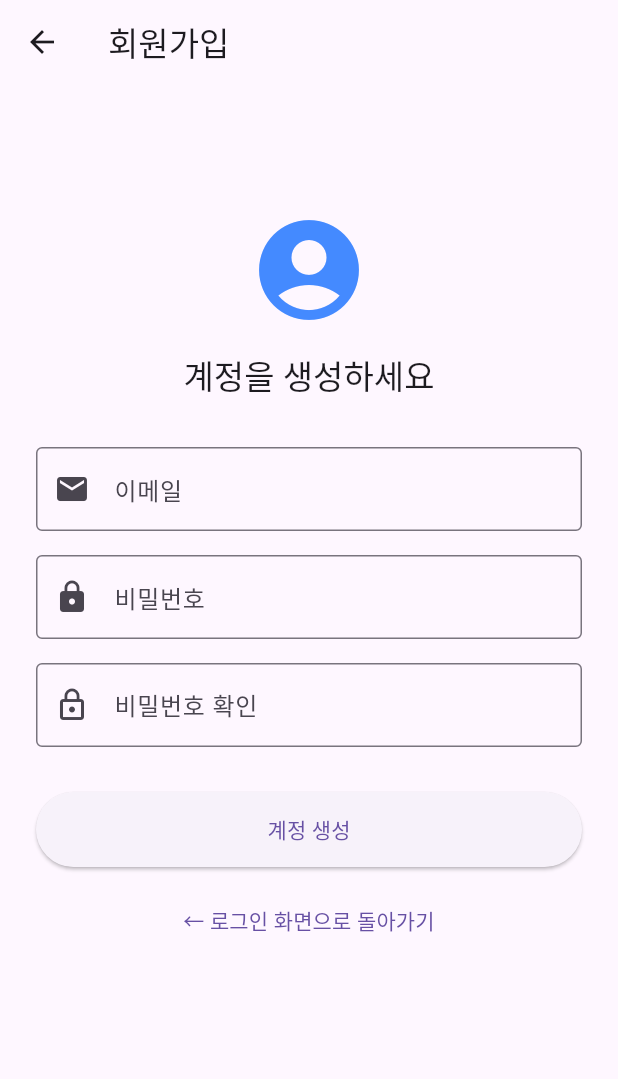
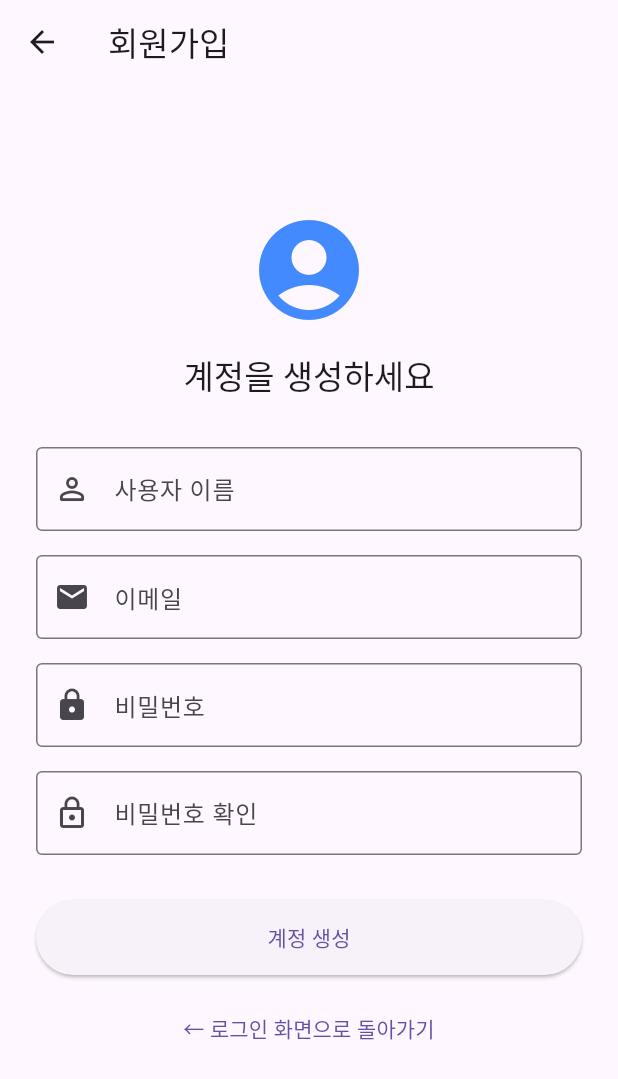
Before and after one commit to korendia/save_wallet, a Flutter app: the SignUpPage screen opened by its route, on a phone screen of 412 x 824 dp. Shown: the top 1079 px of the screen. Run offline on Flutter 3.47's test engine with Material 3 defaults, Android fonts, the phone set to English and light mode, and no system bars; our stand-ins replace cloud_firestore, firebase_auth, firebase_core, fl_chart, google_fonts, image_picker and 1 more; missing offline and left inert: google_mlkit_text_recognition; accounts and stored records are empty.

Commit message:
Update SignUpPage.dart
사용자 이름 넣는 칸 추가

```diff
--- a/lib/screens/SignUpPage.dart
+++ b/lib/screens/SignUpPage.dart
@@ -1,5 +1,7 @@
 import 'package:flutter/material.dart';
 import 'package:save_wallet/services/login_service.dart';
+
+
 
 class SignUpPage extends StatefulWidget {
   const SignUpPage({Key? key}) : super(key: key);
@@ -12,6 +14,7 @@ class SignUpPage extends StatefulWidget {
 }
 
 class _SignUpPageState extends State<SignUpPage> {
+  final TextEditingController usernameController = TextEditingController();
   final TextEditingController userIdController = TextEditingController();
   final TextEditingController passwordController = TextEditingController();
   final TextEditingController passwordVerifyingController = TextEditingController();
@@ -25,6 +28,7 @@ class _SignUpPageState extends State<SignUpPage> {
     if (check == 1) {
       await signup(
         context,
+        usernameController.text,
         userIdController.text,
         passwordController.text,
       );
@@ -52,6 +56,20 @@ class _SignUpPageState extends State<SignUpPage> {
             ),
 
             const SizedBox(height: 32),
+
+            TextFormField(
+              controller: usernameController,
+              decoration: const InputDecoration(
+                labelText: '사용자 이름',
+                prefixIcon: Icon(Icons.person_outline_rounded),
+                border: OutlineInputBorder(),
+              ),
+              keyboardType: TextInputType.emailAddress,
+              textInputAction: TextInputAction.next,
+            ),
+
+
+            const SizedBox(height: 16),
 
             TextFormField(
               controller: userIdController,
```
